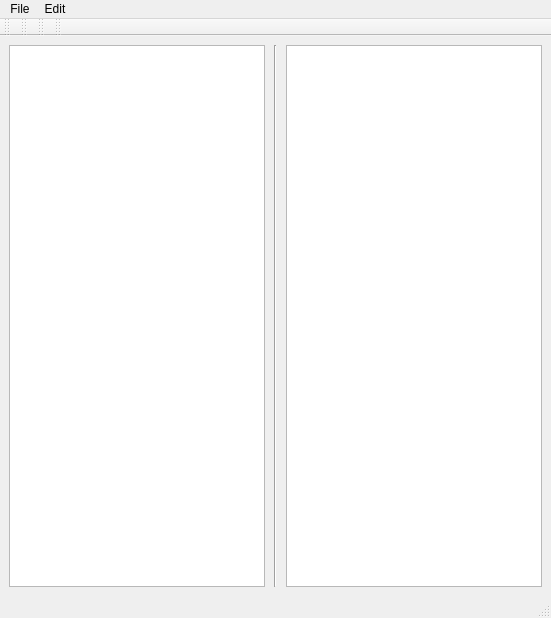
Old version of the form Ui/Main.ui in the repository ADM228/M7TE.
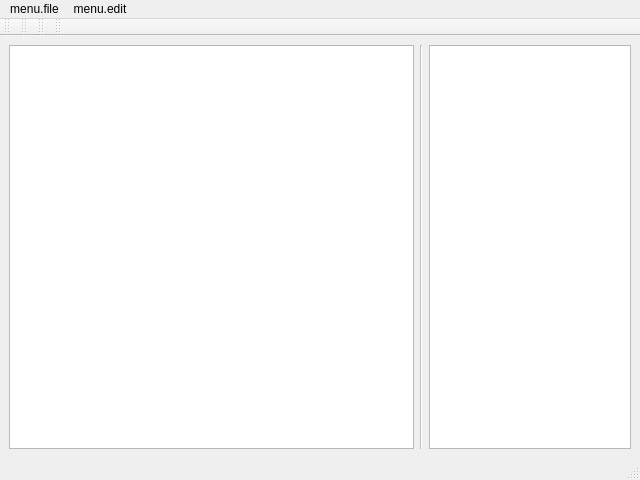
New version of the form.

Commit message: Everything is class-based now

Diff of the .ui file:
```diff
--- a/Ui/Main.ui
+++ b/Ui/Main.ui
@@ -6,10 +6,15 @@
    <rect>
     <x>0</x>
     <y>0</y>
-    <width>551</width>
-    <height>618</height>
+    <width>640</width>
+    <height>480</height>
    </rect>
   </property>
+  <property name="font">
+   <font>
+    <family>Ubuntu</family>
+   </font>
+  </property>
   <property name="windowTitle">
    <string notr="true">M7TE v</string>
   </property>
@@ -17,31 +22,24 @@
    <enum>Qt::LeftToRight</enum>
   </property>
   <widget class="QWidget" name="centralwidget">
-   <layout class="QGridLayout" name="gridLayout">
-    <item row="0" column="3">
-     <widget class="QGraphicsView" name="graphicsView_5">
-      <property name="sizePolicy">
-       <sizepolicy hsizetype="Fixed" vsizetype="Expanding">
-        <horstretch>0</horstretch>
-        <verstretch>0</verstretch>
-       </sizepolicy>
-      </property>
-     </widget>
-    </item>
-    <item row="0" column="0" colspan="2">
+   <layout class="QHBoxLayout" name="horizontalLayout">
+    <item>
      <widget class="QGraphicsView" name="graphicsView">
       <property name="sizePolicy">
-       <sizepolicy hsizetype="Fixed" vsizetype="Expanding">
-        <horstretch>0</horstretch>
+       <sizepolicy hsizetype="Expanding" vsizetype="Expanding">
+        <horstretch>2</horstretch>
         <verstretch>0</verstretch>
        </sizepolicy>
       </property>
      </widget>
     </item>
-    <item row="0" column="2">
+    <item>
      <widget class="Line" name="line">
+      <property name="enabled">
+       <bool>false</bool>
+      </property>
       <property name="sizePolicy">
-       <sizepolicy hsizetype="MinimumExpanding" vsizetype="Minimum">
+       <sizepolicy hsizetype="Minimum" vsizetype="Minimum">
         <horstretch>0</horstretch>
         <verstretch>0</verstretch>
        </sizepolicy>
@@ -51,6 +49,16 @@
       </property>
      </widget>
     </item>
+    <item>
+     <widget class="QGraphicsView" name="graphicsView_5">
+      <property name="sizePolicy">
+       <sizepolicy hsizetype="Expanding" vsizetype="Expanding">
+        <horstretch>1</horstretch>
+        <verstretch>0</verstretch>
+       </sizepolicy>
+      </property>
+     </widget>
+    </item>
    </layout>
   </widget>
   <widget class="QMenuBar" name="menubar">
@@ -58,13 +66,18 @@
     <rect>
      <x>0</x>
      <y>0</y>
-     <width>551</width>
+     <width>640</width>
      <height>22</height>
     </rect>
    </property>
    <widget class="QMenu" name="menuFile">
+    <property name="font">
+     <font>
+      <family>Ubuntu</family>
+     </font>
+    </property>
     <property name="title">
-     <string>File</string>
+     <string>menu.file</string>
     </property>
     <widget class="QMenu" name="menuImport">
      <property name="title">
@@ -107,7 +120,7 @@
    </widget>
    <widget class="QMenu" name="menuEdit">
     <property name="title">
-     <string>Edit</string>
+     <string>menu.edit</string>
     </property>
    </widget>
    <addaction name="menuFile"/>
```
Left out of the diff: 209 changed lines with no effect on the pictures. The commit also changes 1 other file.
